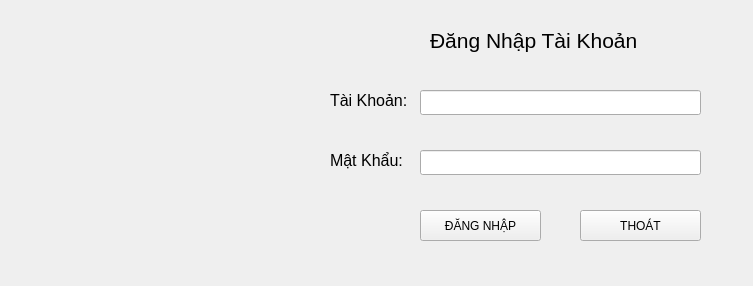
namchuminh/PyQT5_QLDangVien, file ui/FormDangNhap.ui: the form before one commit.
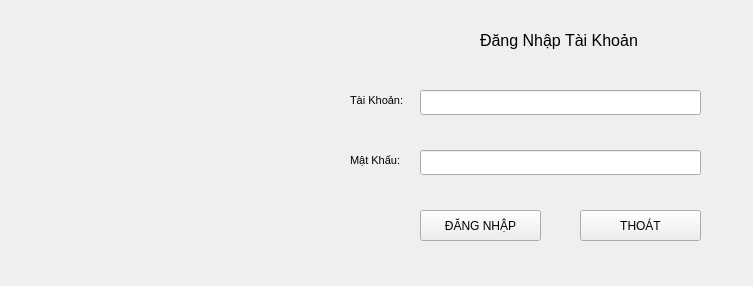
The form after the commit. Icons and pictures are not drawn.

What changed in the file:
```diff
--- a/ui/FormDangNhap.ui
+++ b/ui/FormDangNhap.ui
@@ -32,15 +32,15 @@
    <widget class="QLabel" name="label">
     <property name="geometry">
      <rect>
-      <x>430</x>
+      <x>480</x>
       <y>20</y>
-      <width>211</width>
+      <width>161</width>
       <height>41</height>
      </rect>
     </property>
     <property name="font">
      <font>
-      <pointsize>16</pointsize>
+      <pointsize>12</pointsize>
       <weight>50</weight>
       <bold>false</bold>
       <underline>false</underline>
@@ -56,15 +56,15 @@
    <widget class="QLabel" name="label_2">
     <property name="geometry">
      <rect>
-      <x>330</x>
+      <x>350</x>
       <y>90</y>
-      <width>101</width>
+      <width>61</width>
       <height>21</height>
      </rect>
     </property>
     <property name="font">
      <font>
-      <pointsize>12</pointsize>
+      <pointsize>8</pointsize>
      </font>
     </property>
     <property name="text">
@@ -74,15 +74,15 @@
    <widget class="QLabel" name="label_3">
     <property name="geometry">
      <rect>
-      <x>330</x>
+      <x>350</x>
       <y>150</y>
-      <width>81</width>
+      <width>61</width>
       <height>21</height>
      </rect>
     </property>
     <property name="font">
      <font>
-      <pointsize>12</pointsize>
+      <pointsize>8</pointsize>
      </font>
     </property>
     <property name="text">
```
